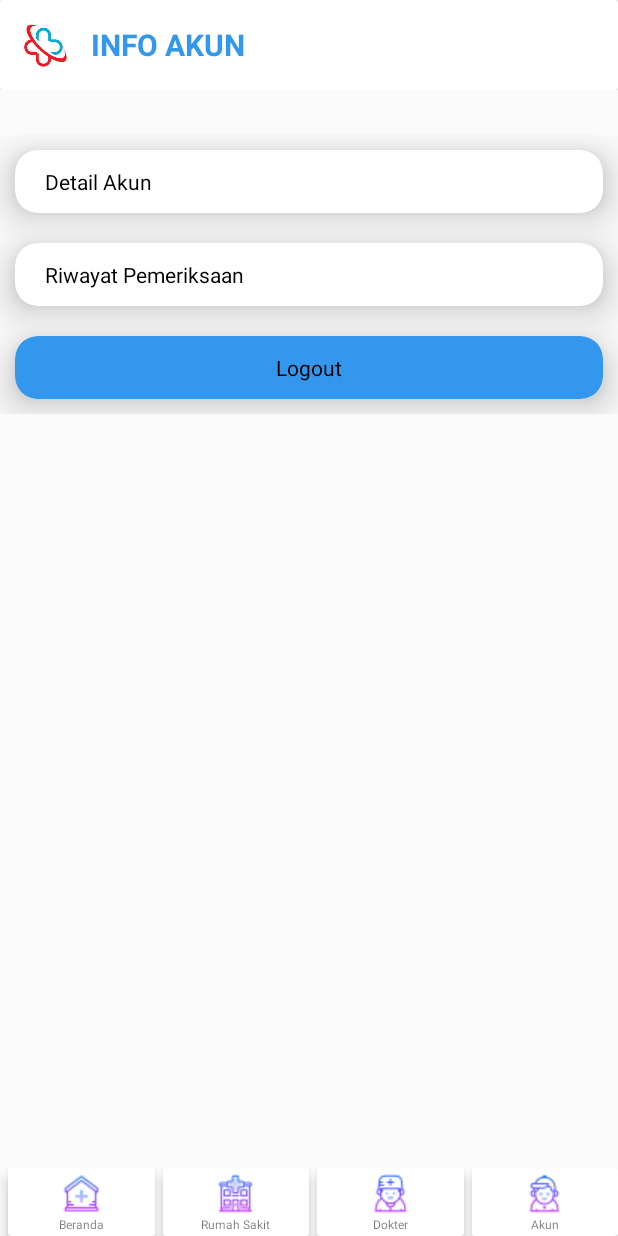
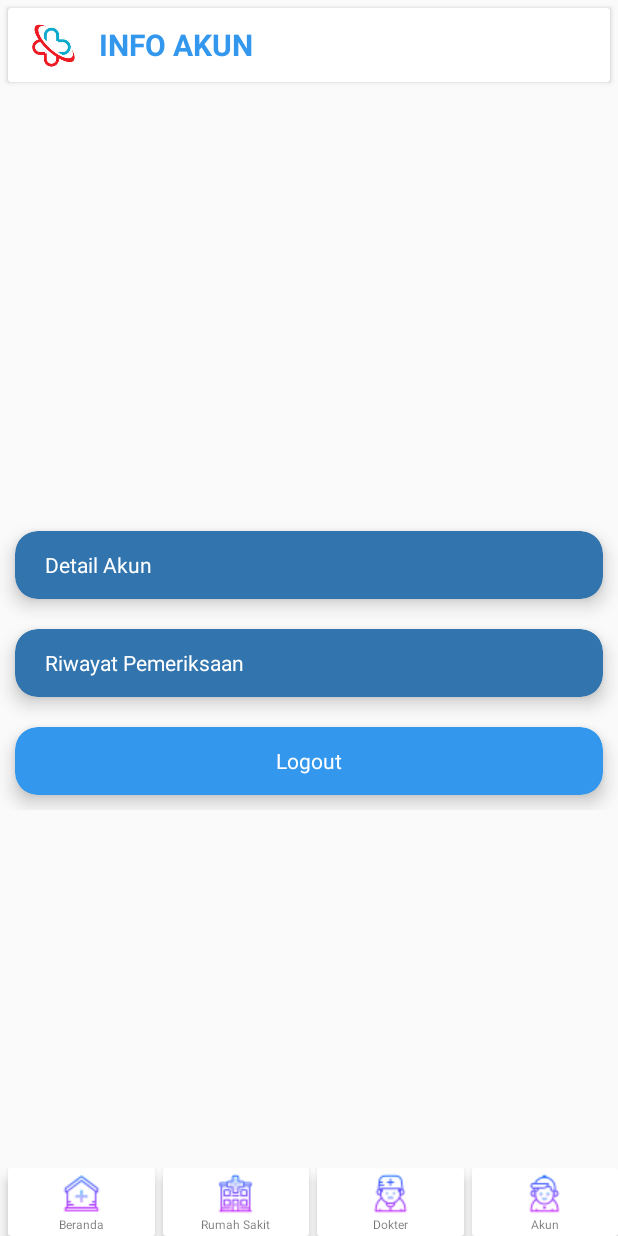
Before and after one commit to rhermawan56/Klinik, an Android app: the InfoAkunActivity screen opened directly, with no data from a screen before it, on a phone screen of 412 x 824 dp. Run offline under Robolectric (Android 15) with nearby library versions, the phone set to English and light mode, and no system bars; Roboto replaces fonts that are not available here.

Commit message:
update info akun

```diff
--- a/app/src/main/java/com/example/praktek/klinik/InfoAkunActivity.java
+++ b/app/src/main/java/com/example/praktek/klinik/InfoAkunActivity.java
@@ -15,49 +15,45 @@ import java.util.zip.Inflater;
 
 public class InfoAkunActivity extends AppCompatActivity {
 
-    CardView home, logout, beranda, rs, dokter;
-    TextView nama, email, tlp;
-    private View convertView;
-    private LayoutInflater inflater;
-    private Activity activity;
+    CardView akun, riwayat, logout;
+    CardView home, rs, dokter;
 
     @Override
     protected void onCreate(Bundle savedInstanceState) {
         super.onCreate(savedInstanceState);
         setContentView(R.layout.activity_info_akun);
-//        home = (CardView) findViewById(R.id.info_cardhome);
-        nama = (TextView) findViewById(R.id.info_nama);
-        email = (TextView) findViewById(R.id.info_email);
-        tlp = (TextView) findViewById(R.id.info_tlp);
+        akun = (CardView) findViewById(R.id.info_detailakun);
+        riwayat = (CardView) findViewById(R.id.info_riwayat);
         logout = (CardView) findViewById(R.id.info_btnlogout);
-        beranda = (CardView) findViewById(R.id.dokter_cardberanda);
-        rs = (CardView) findViewById(R.id.dokter_cardrs);
-        dokter = (CardView) findViewById(R.id.dokter_cardrs);
+        home = (CardView) findViewById(R.id.info_cardhome);
+        rs = (CardView) findViewById(R.id.info_cardrs);
+        dokter = (CardView) findViewById(R.id.info_carddokter);
 
+        akun.setOnClickListener(new View.OnClickListener() {
+            @Override
+            public void onClick(View v) {
+                Intent intent = new Intent(InfoAkunActivity.this, DetailAkunActivity.class);
+                startActivity(intent);
+            }
+        });
 
-        inflater = (LayoutInflater) activity.getSystemService(Context.LAYOUT_INFLATER_SERVICE);
+        riwayat.setOnClickListener(new View.OnClickListener() {
+            @Override
+            public void onClick(View v) {
+                Intent intent = new Intent(InfoAkunActivity.this, HistoryBookingActivity.class);
+                startActivity(intent);
+            }
+        });
+
         logout.setOnClickListener(new View.OnClickListener() {
             @Override
             public void onClick(View v) {
-                Toast.makeText(InfoAkunActivity.this,"Logout Sukses",Toast.LENGTH_SHORT).show();
-                Intent intent = new Intent(InfoAkunActivity.this,Load.class);
+                Intent intent = new Intent(InfoAkunActivity.this, Login.class);
                 startActivity(intent);
-                InfoAkunActivity.this.finish();
-                nama.setText("");
-                email.setText("");
-                tlp.setText("");
             }
         });
 
         home.setOnClickListener(new View.OnClickListener() {
-            @Override
-            public void onClick(View v) {
-                Intent intent = new Intent(InfoAkunActivity.this, Menu.class);
-                startActivity(intent);
-            }
-        });
-
-        beranda.setOnClickListener(new View.OnClickListener() {
             @Override
             public void onClick(View v) {
                 Intent intent = new Intent(InfoAkunActivity.this, Menu.class);
@@ -81,14 +77,4 @@ public class InfoAkunActivity extends AppCompatActivity {
             }
         });
     }
-
-    public void GoToDetailAccount(View v) {
-        Intent gotodetailaccount = new Intent(InfoAkunActivity.this, DetailAkunActivity.class);
-        startActivity(gotodetailaccount);
-    }
-
-    public void GoToHistoryBooking(View v) {
-        Intent gotohistorybooking = new Intent(InfoAkunActivity.this, HistoryBookingActivity.class);
-        startActivity(gotohistorybooking);
-    }
 }
--- a/app/src/main/res/layout/activity_info_akun.xml
+++ b/app/src/main/res/layout/activity_info_akun.xml
@@ -13,8 +13,9 @@
 
         <android.support.v7.widget.CardView
             android:layout_width="match_parent"
-            android:layout_height="match_parent"
-            app:cardElevation="7dp">
+            android:layout_height="50dp"
+            android:layout_margin="5dp">
+
             <LinearLayout
                 android:layout_width="wrap_content"
                 android:layout_height="wrap_content"
@@ -46,8 +47,16 @@
 
     <RelativeLayout
         android:layout_width="match_parent"
-        android:layout_height="wrap_content"
-        android:layout_marginTop="30dp">
+        android:layout_height="match_parent">
+
+        <RelativeLayout
+            android:layout_width="match_parent"
+            android:layout_height="match_parent">
+
+            <LinearLayout
+                android:layout_width="match_parent"
+                android:layout_height="match_parent"
+                android:gravity="center">
 
             <GridLayout
                 android:layout_width="match_parent"
@@ -56,12 +65,15 @@
                 android:columnCount="1">
 
                 <android.support.v7.widget.CardView
+                    android:id="@+id/info_detailakun"
+                    android:clickable="true"
+                    android:foreground="?attr/selectableItemBackground"
                     android:layout_width="match_parent"
-                android:layout_height="42dp"
+                    android:layout_height="45dp"
                     app:cardCornerRadius="15dp"
-                app:cardElevation="15dp"
+                    app:cardElevation="7dp"
                     android:layout_margin="10dp"
-                android:onClick="GoToDetailAccount">
+                    app:cardBackgroundColor="@color/colorPrimaryDark">
 
                     <LinearLayout
                         android:layout_width="wrap_content"
@@ -75,17 +87,20 @@
                             android:layout_height="wrap_content"
                             android:layout_marginLeft="20dp"
                             android:text="Detail Akun"
-                        android:textColor="@color/colorblack"/>
+                            android:textColor="@color/textwhite"/>
                     </LinearLayout>
                 </android.support.v7.widget.CardView>
 
                 <android.support.v7.widget.CardView
+                    android:id="@+id/info_riwayat"
+                    android:clickable="true"
+                    android:foreground="?attr/selectableItemBackground"
                     android:layout_width="match_parent"
-                android:layout_height="42dp"
+                    android:layout_height="45dp"
                     app:cardCornerRadius="15dp"
-                app:cardElevation="15dp"
+                    app:cardElevation="7dp"
                     android:layout_margin="10dp"
-                android:onClick="GoToHistoryBooking">
+                    app:cardBackgroundColor="@color/colorPrimaryDark">
 
                     <LinearLayout
                         android:layout_width="wrap_content"
@@ -94,12 +109,11 @@
                         android:layout_gravity="center_vertical">
 
                         <TextView
-                        android:id="@+id/history_booking_page"
                             android:layout_width="wrap_content"
                             android:layout_height="wrap_content"
                             android:layout_marginLeft="20dp"
                             android:text="Riwayat Pemeriksaan"
-                        android:textColor="@color/colorblack"/>
+                            android:textColor="@color/textwhite"/>
                     </LinearLayout>
                 </android.support.v7.widget.CardView>
 
@@ -108,9 +122,9 @@
                     android:clickable="true"
                     android:foreground="?android:attr/selectableItemBackground"
                     android:layout_width="match_parent"
-                android:layout_height="42dp"
+                    android:layout_height="45dp"
                     app:cardCornerRadius="15dp"
-                app:cardElevation="15dp"
+                    app:cardElevation="7dp"
                     android:layout_margin="10dp"
                     app:cardBackgroundColor="@color/textblue">
 
@@ -124,10 +138,11 @@
                             android:layout_height="match_parent"
                             android:layout_toRightOf="@+id/person"
                             android:text="Logout"
-                        android:textColor="@color/colorblack"/>
+                            android:textColor="@color/textwhite"/>
                     </LinearLayout>
                 </android.support.v7.widget.CardView>
             </GridLayout>
+            </LinearLayout>
         </RelativeLayout>
         <RelativeLayout
             android:layout_width="match_parent"
@@ -135,7 +150,9 @@
 
             <RelativeLayout
                 android:layout_width="match_parent"
-            android:layout_height="match_parent">
+                android:layout_height="match_parent"
+                android:layout_alignParentBottom="true">
+
                 <GridLayout
                     android:layout_width="match_parent"
                     android:layout_height="wrap_content"
@@ -143,7 +160,7 @@
                     android:rowCount="1"
                     android:layout_alignParentBottom="true">
                     <android.support.v7.widget.CardView
-                    android:id="@+id/dokter_cardberanda"
+                        android:id="@+id/info_cardhome"
                         android:clickable="true"
                         android:foreground="?attr/selectableItemBackground"
                         android:layout_width="40dp"
@@ -170,7 +187,7 @@
                         </LinearLayout>
                     </android.support.v7.widget.CardView>
                     <android.support.v7.widget.CardView
-                    android:id="@+id/dokter_cardrs"
+                        android:id="@+id/info_cardrs"
                         android:clickable="true"
                         android:foreground="?attr/selectableItemBackground"
                         android:layout_width="40dp"
@@ -197,7 +214,7 @@
                         </LinearLayout>
                     </android.support.v7.widget.CardView>
                     <android.support.v7.widget.CardView
-                    android:id="@+id/dokter_carddokter"
+                        android:id="@+id/info_carddokter"
                         android:clickable="true"
                         android:foreground="?attr/selectableItemBackground"
                         android:layout_width="40dp"
@@ -224,7 +241,7 @@
                         </LinearLayout>
                     </android.support.v7.widget.CardView>
                     <android.support.v7.widget.CardView
-                    android:id="@+id/dokter_cardakun"
+                        android:id="@+id/info_cardakun"
                         android:clickable="true"
                         android:foreground="?attr/selectableItemBackground"
                         android:layout_width="40dp"
@@ -253,4 +270,5 @@
                 </GridLayout>
             </RelativeLayout>
     </RelativeLayout>
+    </RelativeLayout>
 </LinearLayout>
```
Lines whose indentation alone changed are shown as unchanged.
